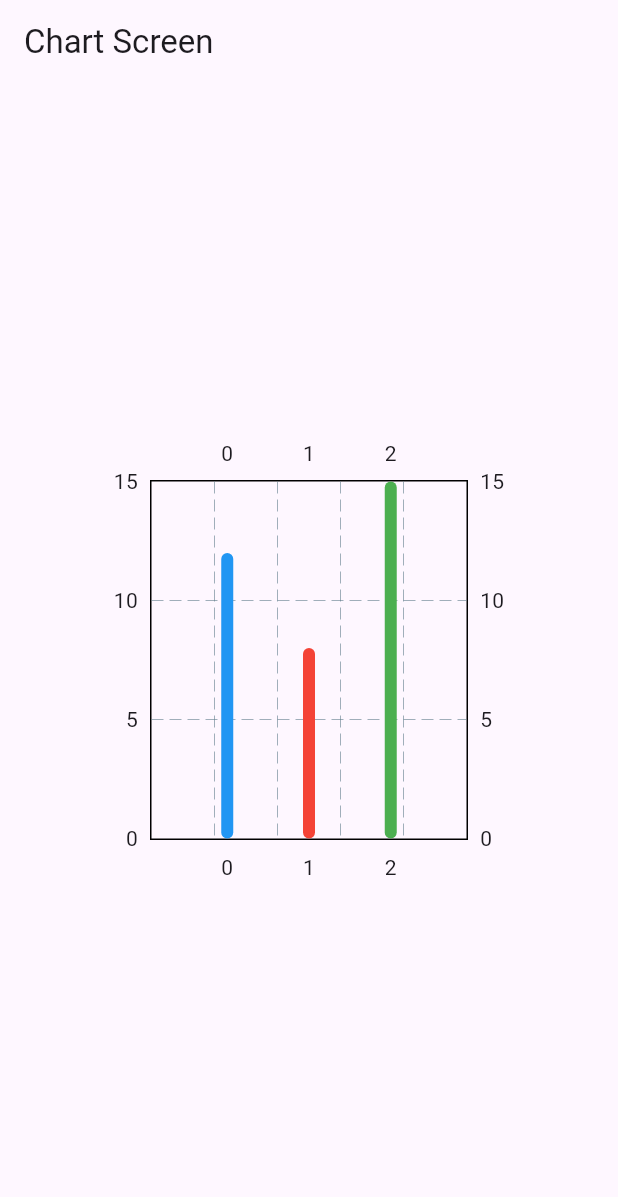
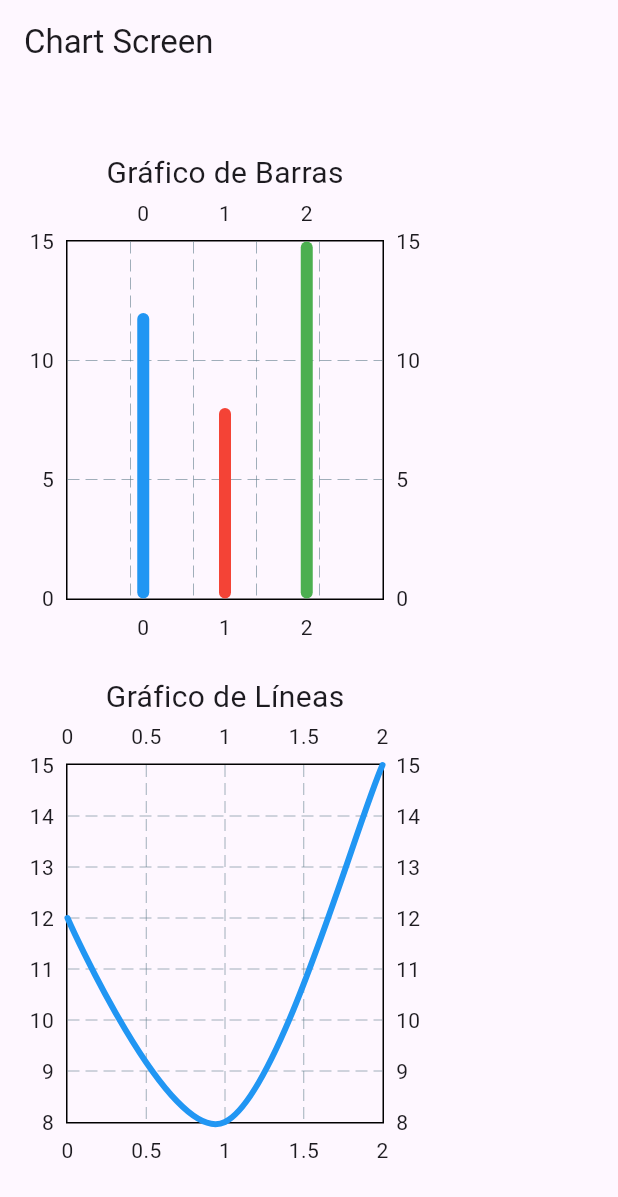
Before and after one commit to Ipeross/Examen_Moviles_Feast_Fit_IPO, a Flutter app: the ChartScreen screen opened directly, on a phone screen of 412 x 824 dp. Shown: the top 1197 px of the screen. Run offline on Flutter 3.47's test engine with Material 3 defaults, Android fonts, the phone set to English and light mode, and no system bars; drawn by our look-alikes of fl_chart.

Commit message:
Another Chart was implementing

```diff
--- a/lib/screens/chart_screen.dart
+++ b/lib/screens/chart_screen.dart
@@ -6,10 +6,13 @@ class ChartScreen extends StatelessWidget {
   Widget build(BuildContext context) {
     return Scaffold(
       appBar: AppBar(
-        title: Text('Chart Screen'),
+        title: const Text('Chart Screen'),
       ),
-      body: Center(
-        child: SizedBox(
+      body: Column(
+        mainAxisAlignment: MainAxisAlignment.center,
+        children: [
+          const Text('Gráfico de Barras', style: TextStyle(fontSize: 20)),
+          SizedBox(
             width: 300,
             height: 300,
             child: BarChart(
@@ -37,6 +40,32 @@ class ChartScreen extends StatelessWidget {
               ),
             ),
           ),
+          const SizedBox(height: 20),
+          const Text('Gráfico de Líneas', style: TextStyle(fontSize: 20)),
+          SizedBox(
+            width: 300,
+            height: 300,
+            child: LineChart(
+              LineChartData(
+                lineBarsData: [
+                  LineChartBarData(
+                    spots: [
+                      const FlSpot(0, 12),
+                      const FlSpot(1, 8),
+                      const FlSpot(2, 15),
+                    ],
+                    isCurved: true,
+                    colors: [Colors.blue],
+                    barWidth: 4,
+                    isStrokeCapRound: true,
+                    dotData: FlDotData(show: false),
+                    belowBarData: BarAreaData(show: false),
+                  ),
+                ],
+              ),
+            ),
+          ),
+        ],
       ),
     );
   }
```
Lines whose indentation alone changed are shown as unchanged.
